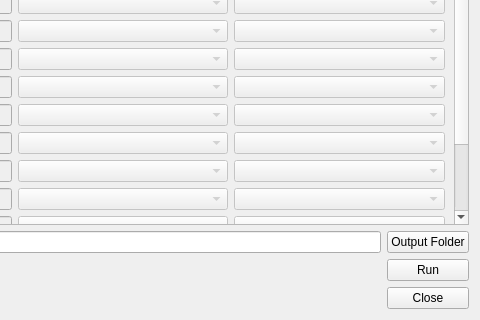
Above: UWGReClassifier/uwg_reclassifier_dialog_base.ui from UMEP-dev/UMEP before the change; both pictures show x 220 to 700 and y 386 to 706 of the 700 by 706 pixel window. Below: the same form after it.
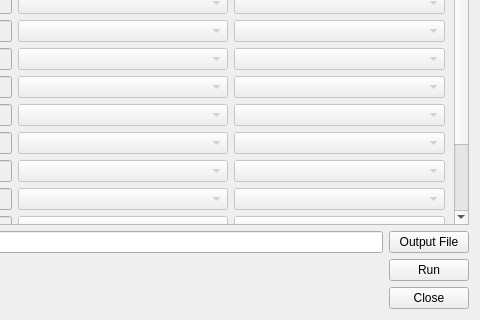
That is the form after the change. Custom widgets are drawn as their Qt base class.

```diff
--- a/UWGReClassifier/uwg_reclassifier_dialog_base.ui
+++ b/UWGReClassifier/uwg_reclassifier_dialog_base.ui
@@ -90,7 +90,7 @@
      <item row="0" column="2">
       <widget class="QPushButton" name="pushButtonSave">
        <property name="text">
-        <string>Output Folder</string>
+        <string>Output File</string>
        </property>
       </widget>
      </item>
```
Left out of the diff: 4 changed lines with no effect on the pictures.
